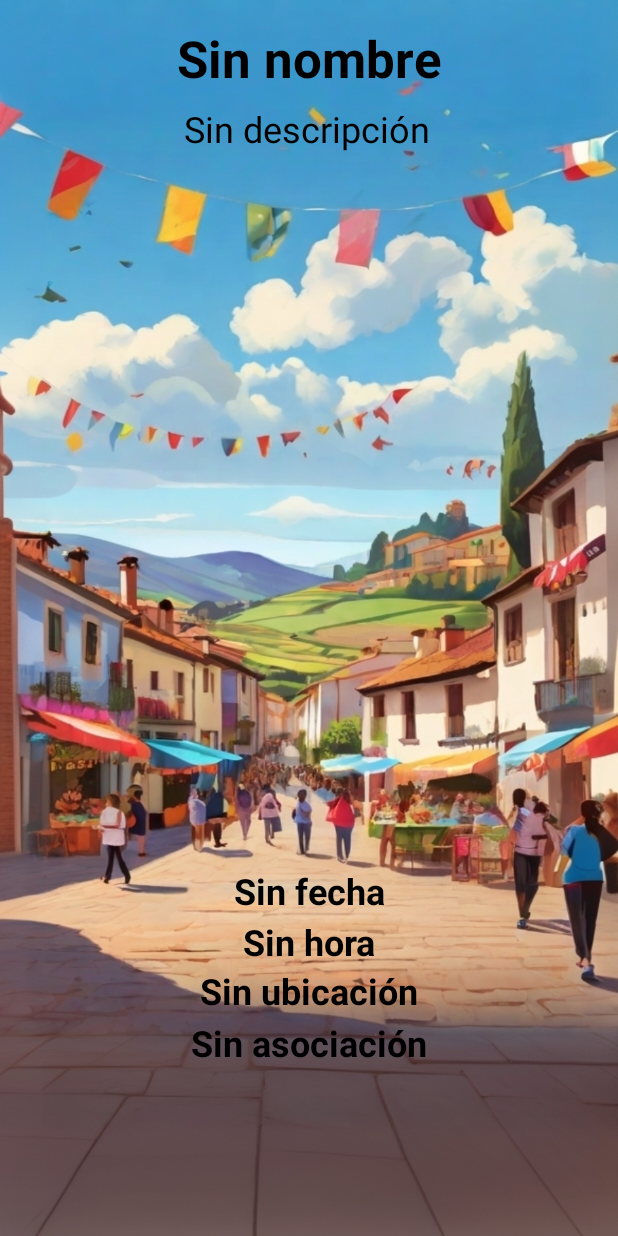
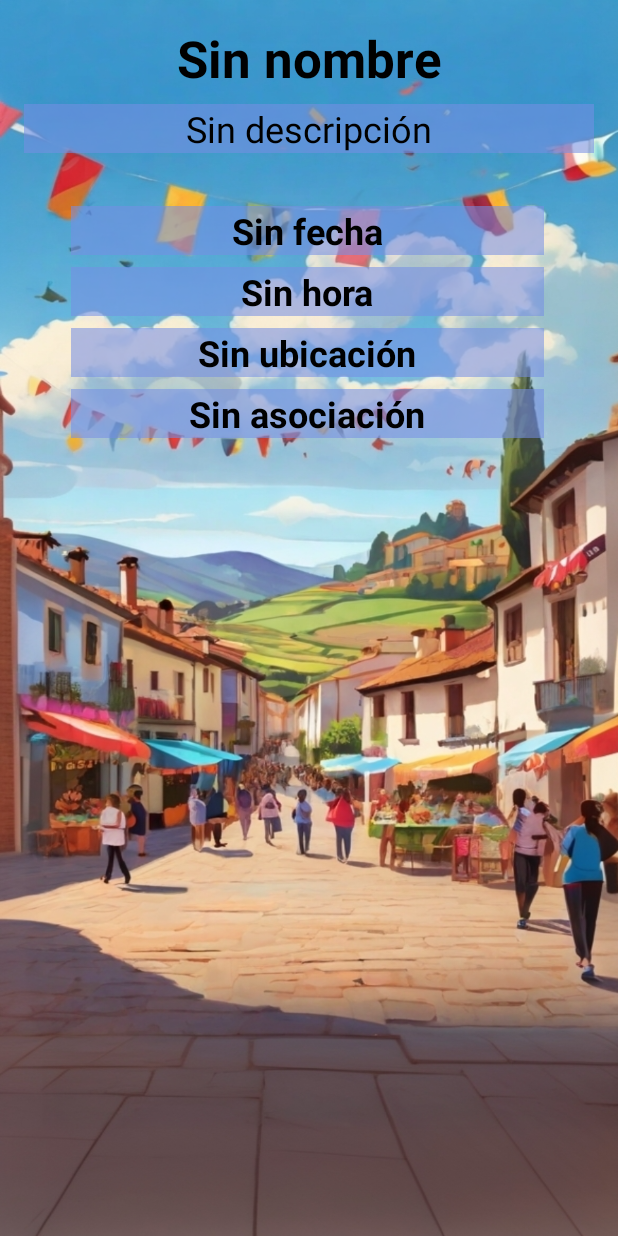
Before and after one commit to ElKalto/EventVault, an Android app: the DetallesEvento screen opened directly, with no data from a screen before it, on a phone screen of 412 x 824 dp. Run offline under Robolectric (Android 15) with nearby library versions, the phone set to English and light mode, and no system bars.

Commit message:
Aplicacion 1.1

```diff
--- a/app/src/main/java/com/example/eventvault/modelo/Evento.java
+++ b/app/src/main/java/com/example/eventvault/modelo/Evento.java
@@ -11,7 +11,7 @@ public class Evento {
     private Timestamp fecha;
     private String idCreador;
     private String ubicacion;
-    private String nombreAsociacion; // Nuevo campo para la asociación
+    private String nombreAsociacion;
 
     public Evento() {}
 
--- a/app/src/main/res/layout/activity_detalles_evento.xml
+++ b/app/src/main/res/layout/activity_detalles_evento.xml
@@ -1,9 +1,15 @@
-<RelativeLayout xmlns:android="http://schemas.android.com/apk/res/android"
+<ScrollView
+    xmlns:android="http://schemas.android.com/apk/res/android"
     xmlns:tools="http://schemas.android.com/tools"
     android:layout_width="match_parent"
     android:layout_height="match_parent"
     android:background="@drawable/fiestanueve"
     android:padding="16dp">
+
+    <RelativeLayout
+        android:layout_width="match_parent"
+        android:layout_height="wrap_content"
+        tools:context=".YourActivity">
 
         <TextView
             android:id="@+id/textViewNombre"
@@ -17,30 +23,33 @@
 
         <TextView
             android:id="@+id/textViewDescripcion"
-        android:layout_width="378dp"
-        android:layout_height="92dp"
+            android:layout_width="match_parent"
+            android:layout_height="wrap_content"
             android:layout_below="@id/textViewNombre"
+            android:background="#8F778FE4"
             android:textAlignment="center"
             android:textColor="#000000"
             android:textSize="24sp" />
 
-    <TextView
-        android:id="@+id/textViewUbicacion"
-        android:layout_width="380dp"
+        <LinearLayout
+            android:id="@+id/container"
+            android:layout_width="match_parent"
             android:layout_height="wrap_content"
-        android:layout_below="@+id/textViewHora"
-        android:layout_marginTop="0dp"
-        android:textAlignment="center"
-        android:textColor="#000000"
-        android:textSize="24sp"
-        android:textStyle="bold" />
+            android:layout_below="@id/textViewDescripcion"
+            android:layout_alignParentStart="true"
+            android:layout_alignParentEnd="true"
+            android:layout_alignParentBottom="true"
+            android:layout_marginStart="31dp"
+            android:layout_marginTop="19dp"
+            android:layout_marginEnd="33dp"
+            android:layout_marginBottom="16dp"
+            android:orientation="vertical">
 
             <TextView
                 android:id="@+id/textViewFecha"
                 android:layout_width="match_parent"
                 android:layout_height="wrap_content"
-        android:layout_below="@+id/textViewDescripcion"
-        android:layout_marginTop="416dp"
+                android:background="#8F778FE4"
                 android:textAlignment="center"
                 android:textColor="#000000"
                 android:textSize="24sp"
@@ -48,10 +57,21 @@
 
             <TextView
                 android:id="@+id/textViewHora"
-        android:layout_width="380dp"
+                android:layout_width="match_parent"
                 android:layout_height="wrap_content"
-        android:layout_below="@id/textViewFecha"
-        android:layout_marginTop="1dp"
+                android:layout_marginTop="8dp"
+                android:background="#8F778FE4"
+                android:textAlignment="center"
+                android:textColor="#000000"
+                android:textSize="24sp"
+                android:textStyle="bold" />
+
+            <TextView
+                android:id="@+id/textViewUbicacion"
+                android:layout_width="match_parent"
+                android:layout_height="wrap_content"
+                android:layout_marginTop="8dp"
+                android:background="#8F778FE4"
                 android:textAlignment="center"
                 android:textColor="#000000"
                 android:textSize="24sp"
@@ -59,19 +79,17 @@
 
             <TextView
                 android:id="@+id/textViewAsociacion"
-        android:layout_width="395dp"
-        android:layout_height="49dp"
-        android:layout_below="@+id/textViewUbicacion"
-        android:layout_alignParentStart="true"
-        android:layout_alignParentEnd="true"
-        android:layout_alignParentBottom="true"
-        android:layout_marginStart="0dp"
-        android:layout_marginTop="2dp"
-        android:layout_marginEnd="0dp"
-        android:layout_marginBottom="4dp"
+                android:layout_width="match_parent"
+                android:layout_height="wrap_content"
+                android:layout_marginTop="8dp"
+                android:layout_marginBottom="10dp"
+                android:background="#8F778FE4"
                 android:textAlignment="center"
                 android:textColor="#000000"
                 android:textSize="24sp"
                 android:textStyle="bold" />
+        </LinearLayout>
 
     </RelativeLayout>
+
+</ScrollView>
--- a/app/src/main/res/layout/activity_politica_privacidad.xml
+++ b/app/src/main/res/layout/activity_politica_privacidad.xml
@@ -13,6 +13,7 @@
       android:id="@+id/textViewTitulo"
       android:layout_width="396dp"
       android:layout_height="49dp"
+      android:layout_marginTop="16dp"
       android:paddingBottom="0dp"
       android:text="Política de Privacidad"
       android:textAlignment="center"
@@ -20,6 +21,7 @@
       android:textSize="34sp"
       android:textStyle="bold"
       app:layout_constraintEnd_toEndOf="parent"
+      app:layout_constraintHorizontal_bias="0.466"
       app:layout_constraintStart_toStartOf="parent"
       app:layout_constraintTop_toTopOf="parent" />
 
@@ -37,7 +39,7 @@
         android:layout_width="match_parent"
         android:layout_height="wrap_content"
         android:layout_marginTop="0dp"
-        android:background="#88A686E1"
+        android:background="#8F778FE4"
         android:fontFamily="serif"
         android:padding="16dp"
         android:text="@string/PoliticaPrivacidad"
--- a/build.gradle.kts
+++ b/build.gradle.kts
@@ -1,4 +1,3 @@
-// Top-level build file where you can add configuration options common to all sub-projects/modules.
 plugins {
     id("com.android.application") version "8.1.1" apply false
     id("com.google.gms.google-services") version "4.4.1" apply false
```
Also changed, not shown: app/build.gradle.kts (+7 -6 lines), app/src/main/res/layout/activity_creacion_evento.xml (+11 -6 lines), app/src/main/res/layout/activity_editar_evento.xml (+7 -7 lines), app/src/main/res/layout/activity_registro.xml (+25 -24 lines), app/src/main/res/drawable/fiestadiez.png, app/src/main/res/google_play_store.png (added). Lines whose indentation alone changed are shown as unchanged.
